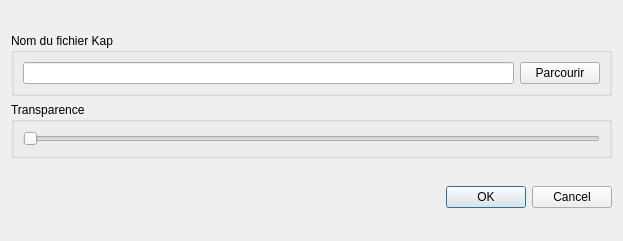
Old version of the form src/Ui/dialogLoadImg.ui in the repository nohal/qtVlm.
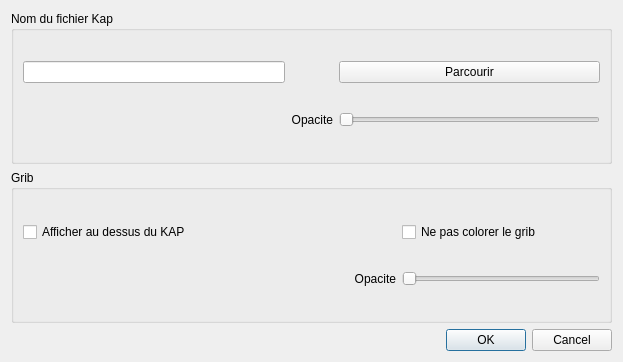
New version of the form.

Commit message: Add some options for displaying grib over kap

Patch:
```diff
--- a/src/Ui/dialogLoadImg.ui
+++ b/src/Ui/dialogLoadImg.ui
@@ -7,7 +7,7 @@
     <x>0</x>
     <y>0</y>
     <width>623</width>
-    <height>241</height>
+    <height>362</height>
    </rect>
   </property>
   <property name="windowTitle">
@@ -23,27 +23,8 @@
          <property name="title">
           <string>Nom du fichier Kap</string>
          </property>
-         <layout class="QHBoxLayout" name="horizontalLayout_3">
-          <item>
-           <widget class="QLineEdit" name="FileName"/>
-          </item>
-          <item>
-           <widget class="QPushButton" name="Browse">
-            <property name="text">
-             <string>Parcourir</string>
-            </property>
-           </widget>
-          </item>
-         </layout>
-        </widget>
-       </item>
-       <item>
-        <widget class="QGroupBox" name="groupBox_4">
-         <property name="title">
-          <string>Transparence</string>
-         </property>
-         <layout class="QHBoxLayout" name="horizontalLayout_4">
-          <item>
+         <layout class="QGridLayout" name="gridLayout">
+          <item row="1" column="3">
            <widget class="QSlider" name="alpha">
             <property name="maximum">
              <number>90</number>
@@ -59,14 +40,106 @@
             </property>
            </widget>
           </item>
+          <item row="0" column="3">
+           <widget class="QPushButton" name="Browse">
+            <property name="text">
+             <string>Parcourir</string>
+            </property>
+           </widget>
+          </item>
+          <item row="0" column="1">
+           <widget class="QLineEdit" name="FileName"/>
+          </item>
+          <item row="1" column="1">
+           <spacer name="horizontalSpacer_2">
+            <property name="orientation">
+             <enum>Qt::Horizontal</enum>
+            </property>
+            <property name="sizeHint" stdset="0">
+             <size>
+              <width>40</width>
+              <height>20</height>
+             </size>
+            </property>
+           </spacer>
+          </item>
+          <item row="1" column="2">
+           <widget class="QLabel" name="label">
+            <property name="text">
+             <string>Opacite</string>
+            </property>
+            <property name="alignment">
+             <set>Qt::AlignRight|Qt::AlignTrailing|Qt::AlignVCenter</set>
+            </property>
+           </widget>
+          </item>
+         </layout>
+        </widget>
+       </item>
+       <item>
+        <widget class="QGroupBox" name="groupBox_2">
+         <property name="title">
+          <string>Grib</string>
+         </property>
+         <layout class="QGridLayout" name="gridLayout_2">
+          <item row="0" column="2">
+           <widget class="QCheckBox" name="gribColored">
+            <property name="text">
+             <string>Ne pas colorer le grib</string>
+            </property>
+           </widget>
+          </item>
+          <item row="0" column="0">
+           <widget class="QCheckBox" name="drawGribOverKap">
+            <property name="text">
+             <string>Afficher au dessus du KAP</string>
+            </property>
+           </widget>
+          </item>
+          <item row="1" column="2">
+           <widget class="QSlider" name="gribAlpha">
+            <property name="maximum">
+             <number>100</number>
+            </property>
+            <property name="orientation">
+             <enum>Qt::Horizontal</enum>
+            </property>
+            <property name="invertedAppearance">
+             <bool>false</bool>
+            </property>
+            <property name="invertedControls">
+             <bool>false</bool>
+            </property>
+           </widget>
+          </item>
+          <item row="0" column="1">
+           <spacer name="horizontalSpacer">
+            <property name="orientation">
+             <enum>Qt::Horizontal</enum>
+            </property>
+            <property name="sizeHint" stdset="0">
+             <size>
+              <width>40</width>
+              <height>20</height>
+             </size>
+            </property>
+           </spacer>
+          </item>
+          <item row="1" column="1">
+           <widget class="QLabel" name="label_2">
+            <property name="text">
+             <string>Opacite</string>
+            </property>
+            <property name="alignment">
+             <set>Qt::AlignRight|Qt::AlignTrailing|Qt::AlignVCenter</set>
+            </property>
+           </widget>
+          </item>
          </layout>
         </widget>
        </item>
       </layout>
      </item>
-     <item>
-      <layout class="QVBoxLayout" name="verticalLayout_3"/>
-     </item>
     </layout>
    </item>
    <item>
```
Left out of the diff: 35 changed lines with no effect on the pictures. The commit also changes 5 other files.
